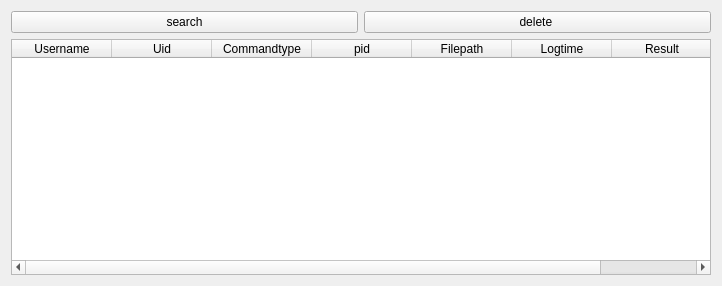
First picture: the form in TaskManageTool/formmenu.ui, repository faiimea/NIS3302-SAC, before the edit.
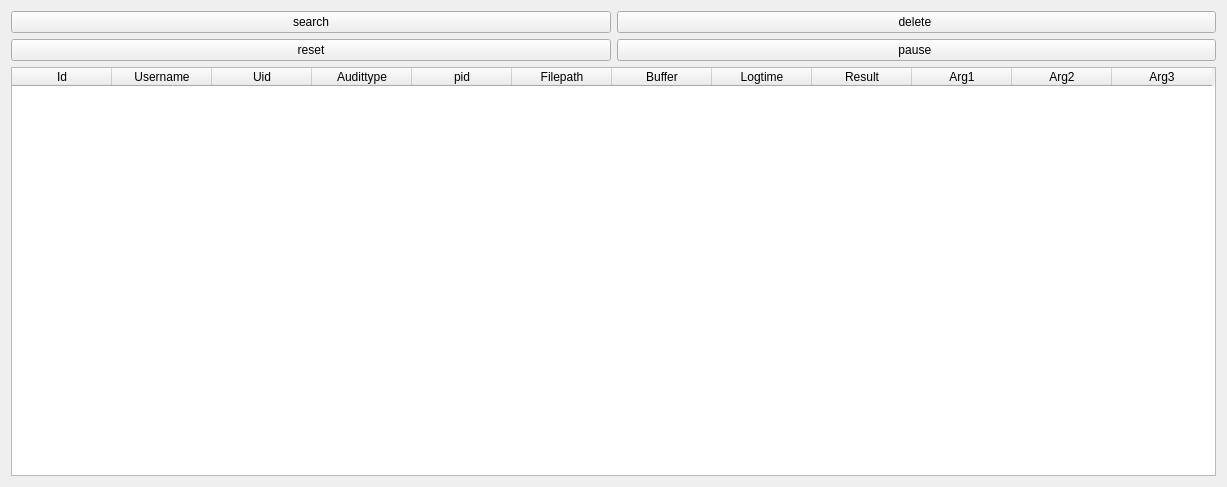
Second picture: the form after the edit.

The edit to the form file:
```diff
--- a/TaskManageTool/formmenu.ui
+++ b/TaskManageTool/formmenu.ui
@@ -6,30 +6,21 @@
    <rect>
     <x>0</x>
     <y>0</y>
-    <width>722</width>
-    <height>286</height>
+    <width>1227</width>
+    <height>487</height>
    </rect>
   </property>
   <property name="windowTitle">
    <string>Form</string>
   </property>
   <layout class="QGridLayout" name="gridLayout">
-   <item row="2" column="1">
-    <widget class="QPushButton" name="pushButtonDelete">
-     <property name="text">
-      <string>delete </string>
-     </property>
-    </widget>
-   </item>
-   <item row="2" column="0">
-    <widget class="QPushButton" name="pushButtonAdd">
-     <property name="text">
-      <string>search</string>
-     </property>
-    </widget>
-   </item>
-   <item row="3" column="0" colspan="2">
+   <item row="8" column="0" colspan="2">
     <widget class="QTableWidget" name="tableWidget">
+     <column>
+      <property name="text">
+       <string>Id</string>
+      </property>
+     </column>
      <column>
       <property name="text">
        <string>Username</string>
@@ -42,7 +33,7 @@
      </column>
      <column>
       <property name="text">
-       <string>Commandtype</string>
+       <string>Audittype</string>
       </property>
      </column>
      <column>
@@ -55,6 +46,11 @@
        <string>Filepath</string>
       </property>
      </column>
+     <column>
+      <property name="text">
+       <string>Buffer</string>
+      </property>
+     </column>
      <column>
       <property name="text">
        <string>Logtime</string>
@@ -65,6 +61,55 @@
        <string>Result</string>
       </property>
      </column>
+     <column>
+      <property name="text">
+       <string>Arg1</string>
+      </property>
+     </column>
+     <column>
+      <property name="text">
+       <string>Arg2</string>
+      </property>
+     </column>
+     <column>
+      <property name="text">
+       <string>Arg3</string>
+      </property>
+     </column>
+    </widget>
+   </item>
+   <item row="0" column="0">
+    <widget class="QPushButton" name="pushButtonAdd">
+     <property name="maximumSize">
+      <size>
+       <width>16777211</width>
+       <height>16777215</height>
+      </size>
+     </property>
+     <property name="text">
+      <string>search</string>
+     </property>
+    </widget>
+   </item>
+   <item row="0" column="1">
+    <widget class="QPushButton" name="pushButtonDelete">
+     <property name="text">
+      <string>delete </string>
+     </property>
+    </widget>
+   </item>
+   <item row="4" column="0">
+    <widget class="QPushButton" name="pushButton_2">
+     <property name="text">
+      <string>reset</string>
+     </property>
+    </widget>
+   </item>
+   <item row="4" column="1">
+    <widget class="QPushButton" name="pushButton">
+     <property name="text">
+      <string>pause </string>
+     </property>
     </widget>
    </item>
   </layout>
```
